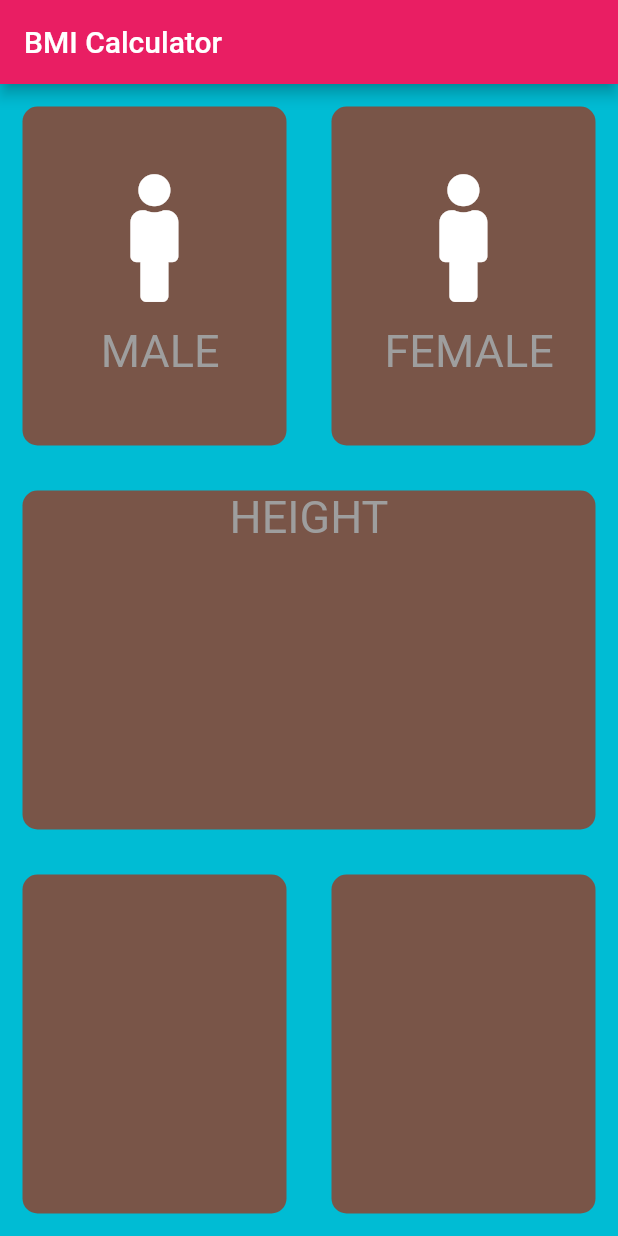
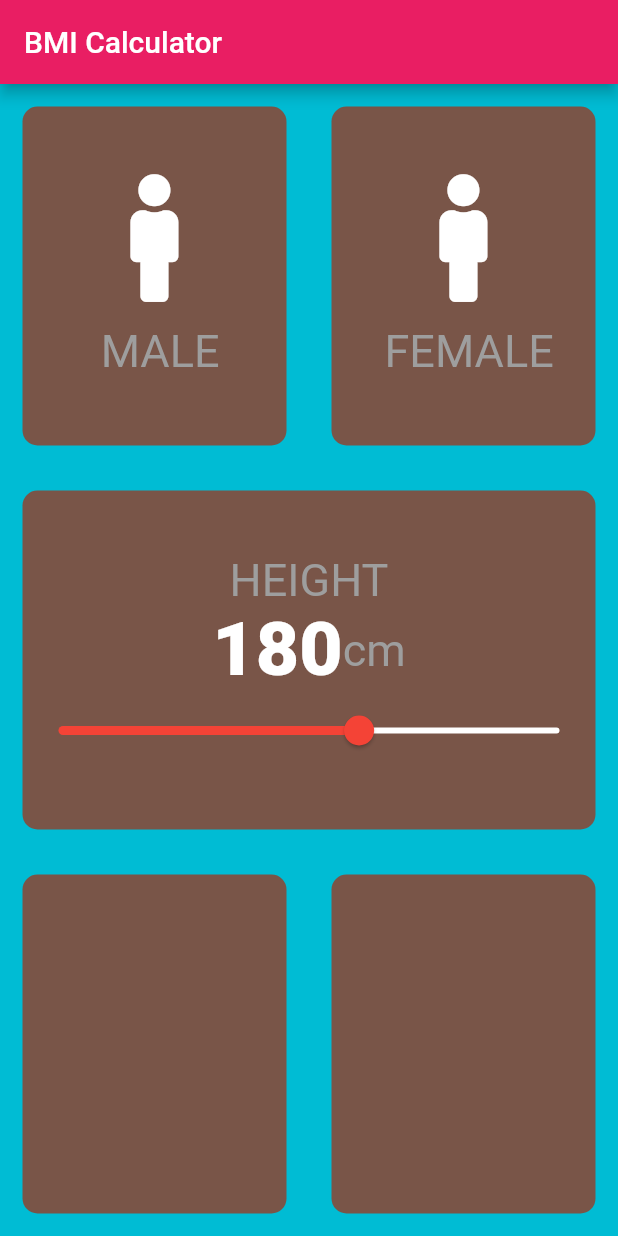
Before and after one commit to MuhammadAlikhichi/bmi_calculator, a Flutter app: the screen it shows after launch, on a phone screen of 412 x 824 dp. Run offline on Flutter 3.47's test engine with Material 2 defaults, Android fonts, the phone set to English and light mode, and no system bars; our stand-ins replace font_awesome_flutter.

Commit message:
add slider in flutter app || Lecture 65 || part 11

```diff
--- a/lib/inputpage.dart
+++ b/lib/inputpage.dart
@@ -15,6 +15,7 @@ class InputPage extends StatefulWidget {
 
 class _InputPageState extends State<InputPage> {
   Gender selectGender;
+  int sliderHeight=180;
 //  Color maleColor =deActiveColor;
 //  Color FeMaleColor =deActiveColor;
 //  void updateColor(Gender gendertype){
@@ -79,8 +80,36 @@ class _InputPageState extends State<InputPage> {
           Expanded(child: RepeatContainerCode(
             colors: Colors.brown,
             cardwidge: Column(
+              mainAxisAlignment: MainAxisAlignment.center,
               children: [
                 Text('HEIGHT',style: kLabelstyle,),
+                Row(
+                  mainAxisAlignment: MainAxisAlignment.center,
+                  children: [
+                    Text(
+                      sliderHeight.toString(),
+                      style: TextStyle(
+                        fontSize: 50.0,
+                        fontWeight: FontWeight.w900,
+                      ),
+                    ),
+                    Text('cm',
+                      style: kLabelstyle,),
+                  ],
+                ),
+
+                Slider(
+                  value: sliderHeight.toDouble(),
+                  min: 120.0,
+                  max: 220.0,
+                  activeColor: Colors.red,
+                  inactiveColor: Colors.white,
+                  onChanged: (newvalue){
+                    setState(() {
+                      sliderHeight=newvalue.round();
+                    });
+                  },
+                ),
               ],
             ),
           ),
```
